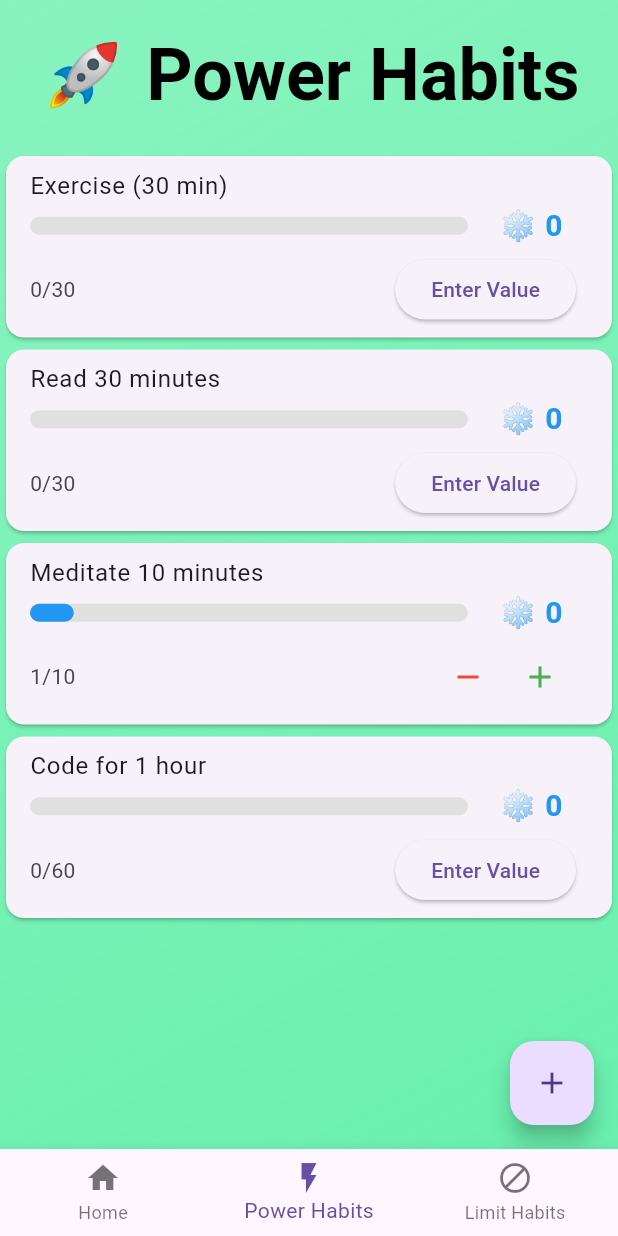
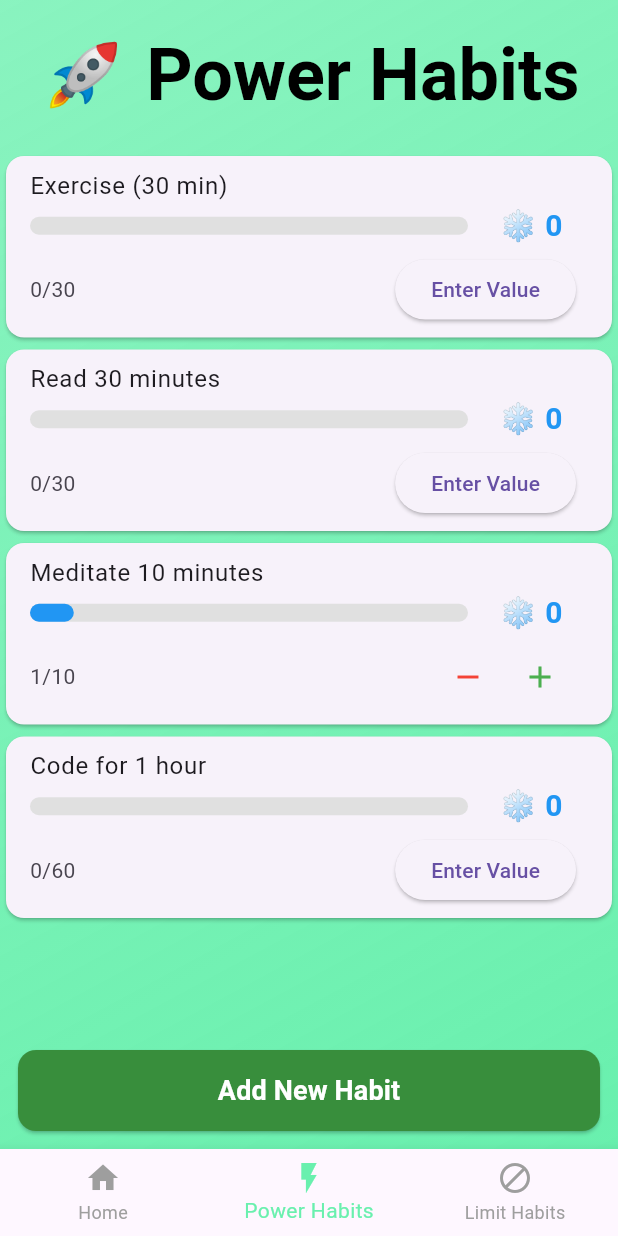
Before and after one commit to TechRaj/habit_tracker, a Flutter app: the screen it shows after launch, item 2 of the bottom bar chosen, after a tap on the "add" icon, on a phone screen of 412 x 824 dp. Run offline on Flutter 3.47's test engine with Material 3 defaults, Android fonts, the phone set to English and light mode, and no system bars; our stand-ins replace confetti, fl_chart, google_fonts, shared_preferences, vibration.

Commit message:
made add habit button nicer

```diff
--- a/lib/main.dart
+++ b/lib/main.dart
@@ -87,6 +87,8 @@ Widget build(BuildContext context) {
       ),
     ),
     bottomNavigationBar: BottomNavigationBar(
+      selectedItemColor: _backgroundColors[_selectedIndex], // Match selected color with page color
+      unselectedItemColor: Colors.grey, // Keep unselected items neutral
       type: BottomNavigationBarType.fixed,
       items: [
         BottomNavigationBarItem(icon: Icon(Icons.home), label: "Home"),
--- a/lib/screens/limit_habits_screen.dart
+++ b/lib/screens/limit_habits_screen.dart
@@ -412,10 +412,26 @@ class _LimitHabitsScreenState extends State<LimitHabitsScreen> {
           ),
         ],
       ),
-      floatingActionButton: FloatingActionButton(
-        onPressed: _showAddHabitDialog,
-        tooltip: "Add New Habit",
-        child: Icon(Icons.add),
+      bottomNavigationBar: Padding(
+        padding: EdgeInsets.all(12),
+        child: SizedBox(
+          width: double.infinity,
+          child: ElevatedButton(
+            onPressed: _showAddHabitDialog,
+            style: ElevatedButton.styleFrom(
+              backgroundColor: Colors.red, // Adjust to match screen theme
+              foregroundColor: Colors.white,
+              shape: RoundedRectangleBorder(
+                borderRadius: BorderRadius.circular(12),
+              ),
+              padding: EdgeInsets.symmetric(vertical: 14), // Adjust for better UX
+            ),
+            child: Text(
+              "Add New Habit",
+              style: TextStyle(fontSize: 18, fontWeight: FontWeight.bold),
+            ),
+          ),
+        ),
       ),
     );
   }
--- a/lib/screens/power_habits_screen.dart
+++ b/lib/screens/power_habits_screen.dart
@@ -15,7 +15,6 @@ class PowerHabitsScreen extends StatefulWidget {
 class _PowerHabitsScreenState extends State<PowerHabitsScreen> {
   List<Habit> habits = [];
   late ConfettiController _confettiController;
-
 
   @override
   void initState() {
@@ -417,10 +416,26 @@ class _PowerHabitsScreenState extends State<PowerHabitsScreen> {
           ),
         ],
       ),
-      floatingActionButton: FloatingActionButton(
-        onPressed: _showAddHabitDialog,
-        tooltip: "Add New Habit",
-        child: Icon(Icons.add),
+      bottomNavigationBar: Padding(
+        padding: EdgeInsets.all(12),
+        child: SizedBox(
+          width: double.infinity,
+          child: ElevatedButton(
+            onPressed: _showAddHabitDialog,
+            style: ElevatedButton.styleFrom(
+              backgroundColor: Colors.green.shade700, // Adjust to match screen theme
+              foregroundColor: Colors.white,
+              shape: RoundedRectangleBorder(
+                borderRadius: BorderRadius.circular(12),
+              ),
+              padding: EdgeInsets.symmetric(vertical: 14), // Adjust for better UX
+            ),
+            child: Text(
+              "Add New Habit",
+              style: TextStyle(fontSize: 18, fontWeight: FontWeight.bold),
+            ),
+          ),
+        ),
       ),
     );
   }
```
